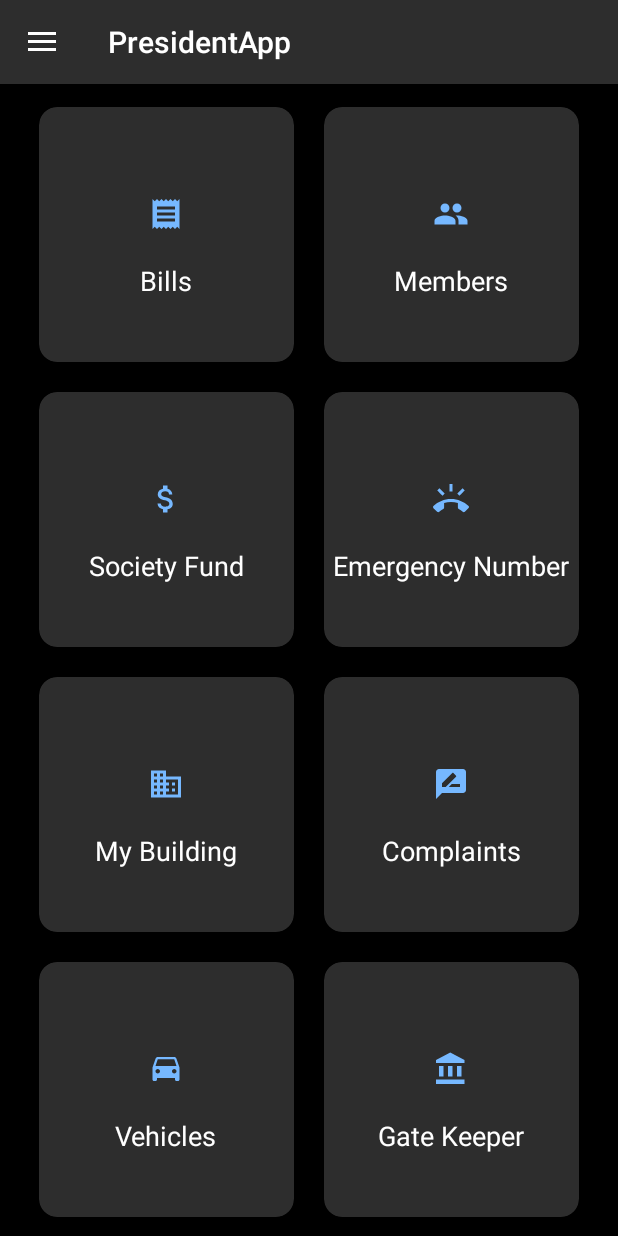
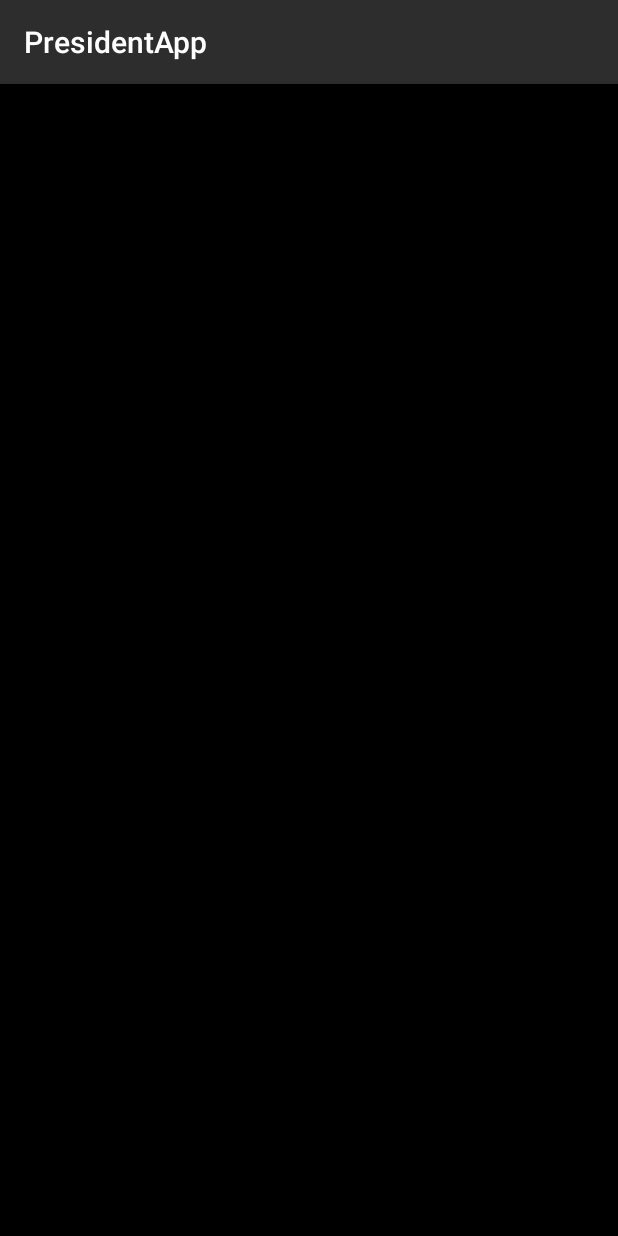
Before and after one commit to kapilk62/PresidentApp, an Android app: the screen it shows after launch once a user with an empty profile is signed in (MainActivity before the commit, Emergency_Number after it), in the side drawer, after a tap on "Emergency Number", on a phone screen of 412 x 824 dp. Run offline under Robolectric (Android 15) with nearby library versions, the phone set to English and light mode, and no system bars; our stand-ins replace Firebase (no records; nobody signed in at launch, a user with empty details on screens opened directly); Roboto replaces fonts that are not available here.

Commit message:
Contact us complete by kapil

```diff
--- a/app/src/main/java/com/example/presidentapp/Emergency_Number.java
+++ b/app/src/main/java/com/example/presidentapp/Emergency_Number.java
@@ -10,5 +10,6 @@ public class Emergency_Number extends AppCompatActivity {
     protected void onCreate(Bundle savedInstanceState) {
         super.onCreate(savedInstanceState);
         setContentView(R.layout.activity_emergency__number);
+
     }
 }
--- a/app/src/main/java/com/example/presidentapp/MainActivity.java
+++ b/app/src/main/java/com/example/presidentapp/MainActivity.java
@@ -88,7 +88,8 @@ public class MainActivity extends AppCompatActivity implements View.OnClickListe
 
         else if(id==R.id.semergency_number)
         {
-
+            Intent i = new Intent(MainActivity.this, Emergency_Number.class);
+            startActivity(i);
         }
 
         else if(id==R.id.sevents)
--- a/app/src/main/res/layout/activity_emergency__number.xml
+++ b/app/src/main/res/layout/activity_emergency__number.xml
@@ -4,6 +4,7 @@
     xmlns:tools="http://schemas.android.com/tools"
     android:layout_width="match_parent"
     android:layout_height="match_parent"
+    android:background="@color/black"
     tools:context=".Emergency_Number">
 
 </androidx.constraintlayout.widget.ConstraintLayout>
```
